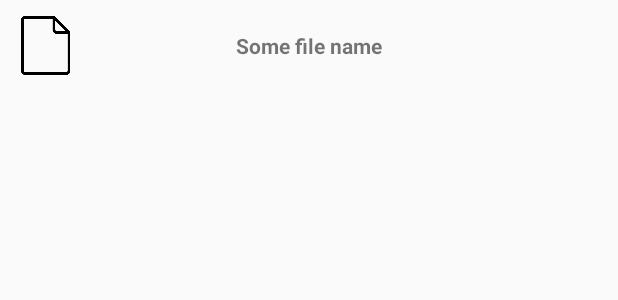
After one commit to stepan-tarasenko/fake_filesystem_test_task, an Android app: the layout recycler_item.xml on its own in the app's theme, with its tools: preview values and no code run, on a phone screen of 412 x 824 dp. The commit adds this screen. Shown: the top 300 px of the screen. Run offline under Robolectric (Android 15) with nearby library versions, the phone set to English and light mode, and no system bars.

Commit message:
fragment added, rec view, adapter, FileViewActivity

```diff
--- a/app/build.gradle
+++ b/app/build.gradle
@@ -28,9 +28,11 @@ dependencies {
 
     implementation 'androidx.appcompat:appcompat:1.1.0'
     implementation 'androidx.constraintlayout:constraintlayout:1.1.3'
+    implementation 'androidx.legacy:legacy-support-v4:1.0.0'
     testImplementation 'junit:junit:4.12'
     androidTestImplementation 'androidx.test.ext:junit:1.1.1'
     androidTestImplementation 'androidx.test.espresso:espresso-core:3.2.0'
 
     implementation 'androidx.recyclerview:recyclerview:1.1.0'
+    implementation 'com.google.code.gson:gson:2.8.6'
 }
--- /dev/null
+++ b/app/src/main/res/layout/recycler_item.xml
@@ -0,0 +1,24 @@
+<?xml version="1.0" encoding="utf-8"?>
+<RelativeLayout
+    xmlns:android="http://schemas.android.com/apk/res/android"
+    android:layout_width="match_parent"
+    android:layout_height="wrap_content"
+    android:layout_margin="5dp">
+
+    <ImageView
+        android:layout_width="50dp"
+        android:layout_height="50dp"
+        android:scaleType="centerInside"
+        android:src="@drawable/file"
+        android:id="@+id/item_image"
+        android:padding="5dp"/>
+
+    <TextView
+        android:layout_width="wrap_content"
+        android:layout_height="wrap_content"
+        android:layout_centerInParent="true"
+        android:id="@+id/item_name"
+        android:text="Some file name"
+        android:textStyle="bold"/>
+
+</RelativeLayout>
--- a/app/src/main/res/values/strings.xml
+++ b/app/src/main/res/values/strings.xml
@@ -2,4 +2,7 @@
     <string name="app_name">FakeFilesystem</string>
     <string name="file_name">Filename: %s</string>
     <string name="file_content">File content:\n%s</string>
+
+    <!-- TODO: Remove or change this placeholder text -->
+    <string name="hello_blank_fragment">Hello blank fragment</string>
 </resources>
```
Also changed, not shown: app/src/main/java/com/example/fakefilesystem/adapters/DisplayModelAdapter.java (added, +71 -0 lines), app/src/main/java/com/example/fakefilesystem/fragments/ListFragment.java (added, +79 -0 lines), app/src/main/java/com/example/fakefilesystem/models/DisplayModel.java (added, +47 -0 lines), app/src/main/res/layout/fragment_list.xml (added, +14 -0 lines), 1 other file.
